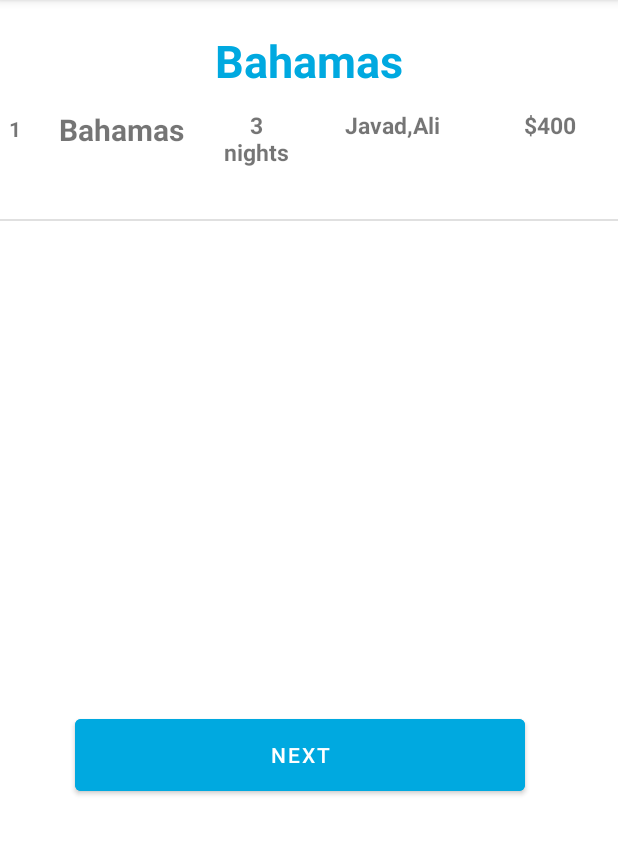
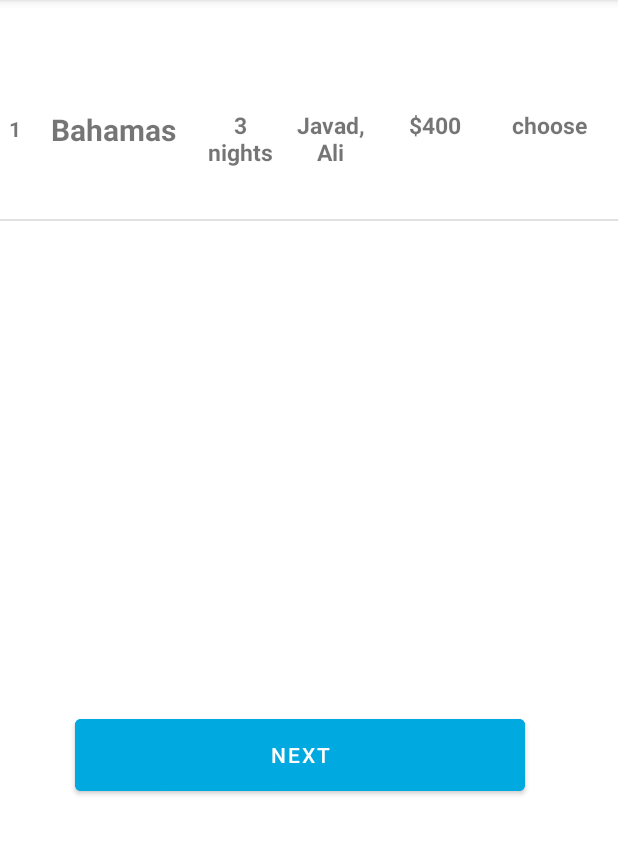
Before and after one commit to Shirinmansouri/TravelRespository, an Android app: the fragment PackagesFragment shown on its own in the app's theme, on a phone screen of 412 x 824 dp, the part 84-939 px from its top. Run offline under Robolectric (Android 15) with nearby library versions, the phone set to English and light mode, and no system bars; our stand-ins replace Room's generated code.

Commit message:
my_change

```diff
--- a/app/src/main/AndroidManifest.xml
+++ b/app/src/main/AndroidManifest.xml
@@ -9,6 +9,9 @@
         android:roundIcon="@mipmap/ic_launcher_round"
         android:supportsRtl="true"
         android:theme="@style/Theme.Group6_MAPD711_Assignment4">
+        <activity
+            android:name=".ThirdActivity"
+            android:exported="true" />
         <activity
             android:name=".SearchCustomerActivity"
             android:exported="true" />
--- a/app/src/main/java/com/example/group6_mapd711_assignment4/ListViewAdapter.kt
+++ b/app/src/main/java/com/example/group6_mapd711_assignment4/ListViewAdapter.kt
@@ -14,6 +14,7 @@ class ListViewAdapter(private val context: Context, private val arrayList: java.
     private lateinit var price: TextView
     private lateinit var duration: TextView
     private lateinit var visitingPlace: TextView
+    private lateinit var choose : TextView
     override fun getCount(): Int {
         return arrayList.size
     }
@@ -31,12 +32,14 @@ class ListViewAdapter(private val context: Context, private val arrayList: java.
         price = convertView.findViewById(R.id.price)
         duration = convertView.findViewById(R.id.duration)
         visitingPlace = convertView.findViewById(R.id.visitingPlace)
+        choose = convertView.findViewById(R.id.choosePackage)
 
         CruiseCode.setText(arrayList.get(position).cruiseCode.toString())
         CruiseName.setText(arrayList.get(position).cruiseName)
         price.setText(arrayList.get(position).price)
         duration.setText(arrayList.get(position).duration)
         visitingPlace.setText(arrayList.get(position).visitingPlaces)
+        choose.setText("choose")
 
 
 
--- a/app/src/main/res/layout/custom_list_view.xml
+++ b/app/src/main/res/layout/custom_list_view.xml
@@ -1,7 +1,9 @@
 <?xml version="1.0" encoding="utf-8"?>
 <RelativeLayout xmlns:android="http://schemas.android.com/apk/res/android"
+    xmlns:tools="http://schemas.android.com/tools"
     android:layout_width="match_parent"
-    android:layout_height="match_parent">
+    android:layout_height="match_parent"
+    xmlns:app="http://schemas.android.com/apk/res-auto">
     <TextView
         android:id="@+id/CruiseCode"
         android:layout_width="10dp"
@@ -16,7 +18,7 @@
         android:layout_width="100dp"
         android:layout_height="70dp"
         android:layout_centerVertical="true"
-        android:layout_marginLeft="15sp"
+        android:layout_marginLeft="10sp"
         android:layout_marginBottom="2sp"
         android:textStyle="bold"
        android:textSize="20sp"
@@ -27,7 +29,7 @@
         android:layout_width="50dp"
         android:layout_height="70dp"
         android:layout_centerVertical="true"
-        android:layout_marginLeft="15sp"
+        android:layout_marginLeft="10sp"
         android:layout_marginBottom="2sp"
         android:textStyle="bold"
         android:textSize="15sp"
@@ -35,11 +37,11 @@
         android:layout_toRightOf="@+id/CruiseName"/>
     <TextView
         android:id="@+id/visitingPlace"
-        android:layout_width="100dp"
+        android:layout_width="50dp"
         android:layout_height="70dp"
         android:layout_centerVertical="true"
         android:textAlignment="center"
-        android:layout_marginLeft="15sp"
+        android:layout_marginLeft="10sp"
         android:layout_marginBottom="2sp"
         android:textStyle="bold"
         android:textSize="15dp"
@@ -47,13 +49,26 @@
         android:layout_toRightOf="@+id/duration"/>
     <TextView
         android:id="@+id/price"
-        android:layout_width="80dp"
+        android:layout_width="50dp"
         android:layout_height="70dp"
         android:layout_centerVertical="true"
-        android:layout_marginLeft="15sp"
+        android:layout_marginLeft="20sp"
         android:layout_marginBottom="2sp"
         android:textStyle="bold"
         android:textSize="15sp"
         android:textAlignment="center"
         android:layout_toRightOf="@+id/visitingPlace"/>
+
+    <TextView
+        android:id="@+id/choosePackage"
+        android:layout_width="100dp"
+        android:layout_height="70dp"
+        android:layout_centerVertical="true"
+        android:layout_marginLeft="5sp"
+        android:layout_marginBottom="2sp"
+        android:textStyle="bold"
+        android:textSize="15sp"
+        android:textAlignment="center"
+        android:layout_toRightOf="@+id/price"/>
+
 </RelativeLayout>
--- a/app/src/main/res/layout/fragment_packages.xml
+++ b/app/src/main/res/layout/fragment_packages.xml
@@ -21,7 +21,7 @@
                 android:layout_width="match_parent"
                 android:layout_height="match_parent"
                 android:id="@+id/headerTextViewDestination"
-                android:text="Bahamas"
+                android:text=""
                 android:textSize="30dp"
                 android:textStyle="bold"
                 android:textAlignment="center"
```
Also changed, not shown: app/src/main/java/com/example/group6_mapd711_assignment4/PackagesFragment.kt (+29 -6 lines), app/src/main/java/com/example/group6_mapd711_assignment4/ThirdActivity.kt (added, +15 -0 lines), app/src/main/res/layout/activity_third.xml (added, +9 -0 lines).
